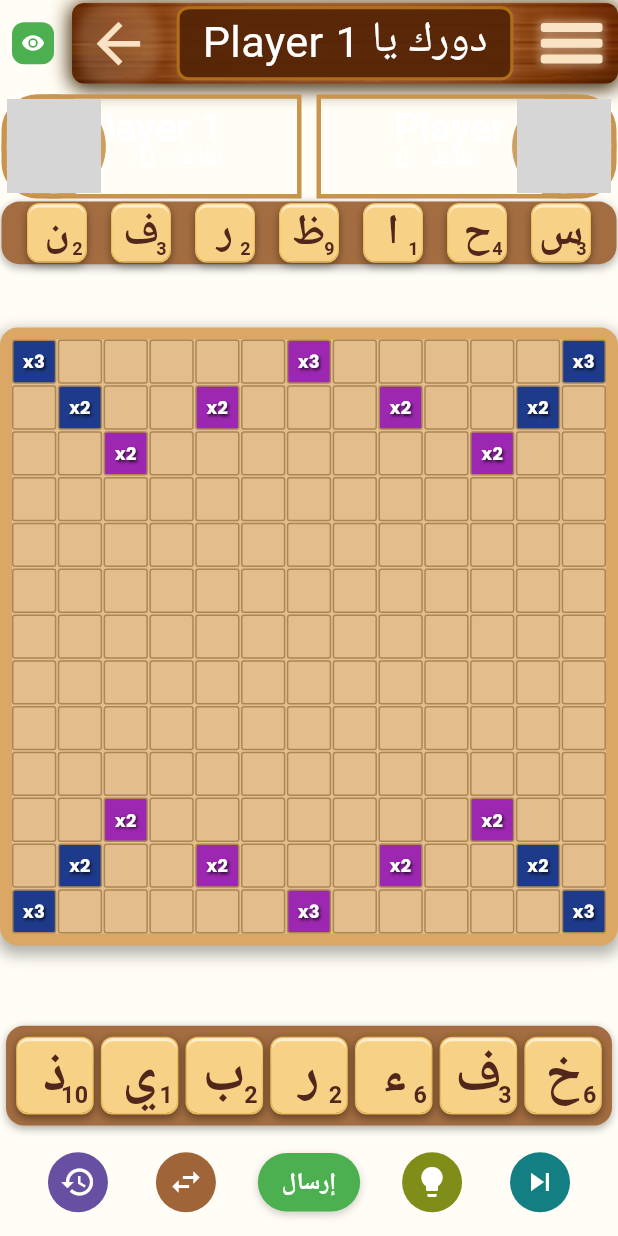
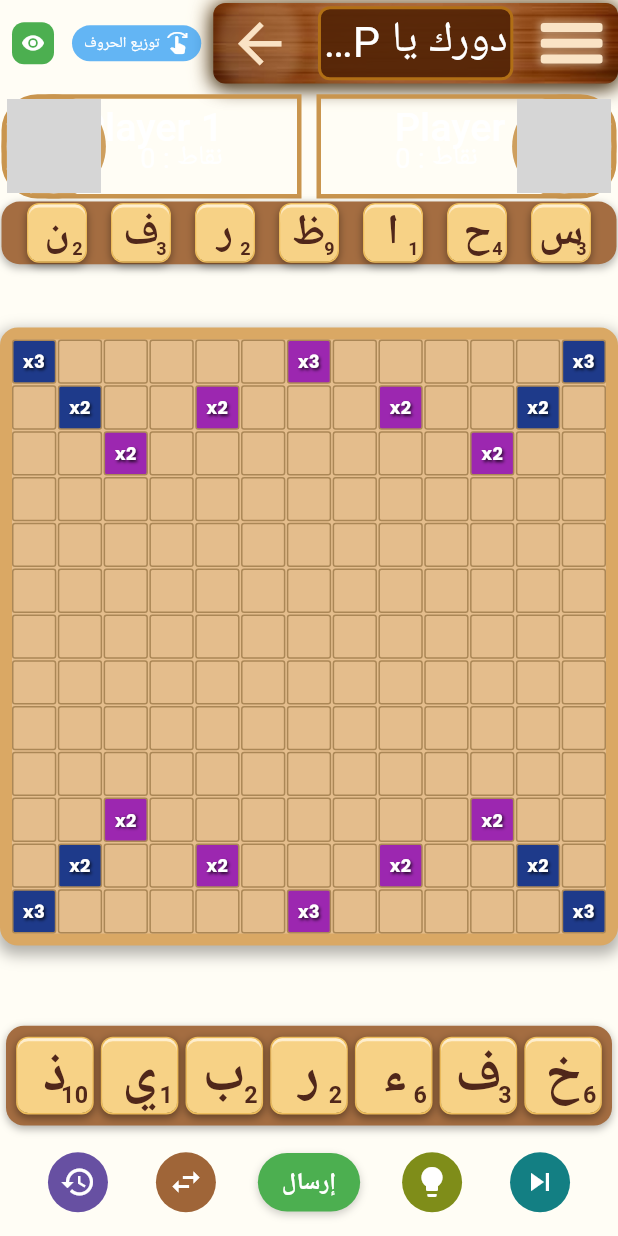
Before and after one commit to Reailiteen/shakelha_mp, a Flutter app: the PassPlayScreen screen opened by its route, after a tap on "ابدأ اللعبة", on a phone screen of 412 x 824 dp. Run offline on Flutter 3.47's test engine with Material 3 defaults, Android fonts, the phone set to English and light mode, and no system bars; our stand-ins replace google_fonts, socket_io_client; network calls fail; Roboto replaces fonts that are missing (Jomhuria); grey boxes are pictures that could not be loaded.

Commit message:
Add letter distribution feature to PassPlayScreen and expose all tiles in LetterDistribution model

```diff
--- a/lib/models/letterDistribution.dart
+++ b/lib/models/letterDistribution.dart
@@ -121,6 +121,9 @@ class LetterDistribution {
   /// Returns a copy of the current tile bag (for display purposes)
   List<Tile> get tileBag => List.unmodifiable(_tileBag);
 
+  /// Returns a copy of all tiles in the distribution (for display purposes)
+  List<Tile> get allTiles => List.unmodifiable(_allTiles);
+
   /// Returns the point value for a given letter
   int getLetterValue(String letter) {
     if (letter.isEmpty) return 0;
--- a/lib/screens/pass_play_screen.dart
+++ b/lib/screens/pass_play_screen.dart
@@ -12,6 +12,7 @@ import 'package:shakelha_mp/widgets/enemyUI.dart';
 import 'package:shakelha_mp/widgets/gameBG.dart';
 import 'package:shakelha_mp/widgets/boardUI.dart';
 import 'package:shakelha_mp/models/tile.dart';
+import 'package:shakelha_mp/widgets/letter_distribution_view.dart';
 
 class PassPlayScreen extends StatefulWidget {
   static const routeName = '/new-pass-play';
@@ -206,6 +207,13 @@ class _PassPlayScreenState extends State<PassPlayScreen> {
 
   Widget _buildGameScreenContent(PassPlayProvider passPlayProvider) {
     return SafeArea(
+      child: GestureDetector(
+        onHorizontalDragEnd: (details) {
+          // Detect swipe to the right (positive velocity)
+          if (details.primaryVelocity! > 300) {
+            _showLetterDistribution(context, passPlayProvider);
+          }
+        },
         child: LayoutBuilder(
           builder: (context, constraints) {
             return Column(
@@ -227,6 +235,38 @@ class _PassPlayScreenState extends State<PassPlayScreen> {
                       return Row(
                         children: [
                           Expanded(child: Topbar(currentText: turnLabel)),
+
+                          // Swipe hint for letter distribution
+                          GestureDetector(
+                            onTap: () => _showLetterDistribution(context, passPlay),
+                            child: Container(
+                              margin: const EdgeInsets.only(right: 8),
+                              padding: const EdgeInsets.symmetric(horizontal: 8, vertical: 4),
+                              decoration: BoxDecoration(
+                                color: Colors.blue.withOpacity(0.7),
+                                borderRadius: BorderRadius.circular(12),
+                              ),
+                              child: Row(
+                                mainAxisSize: MainAxisSize.min,
+                                children: [
+                                  const Icon(
+                                    Icons.swipe_right,
+                                    color: Colors.white,
+                                    size: 16,
+                                  ),
+                                  const SizedBox(width: 4),
+                                  Text(
+                                    'توزيع الحروف',
+                                    style: const TextStyle(
+                                      color: Colors.white,
+                                      fontSize: 10,
+                                      fontWeight: FontWeight.w500,
+                                    ),
+                                  ),
+                                ],
+                              ),
+                            ),
+                          ),
 
                           // Word validation toggle and status
                           Container(
@@ -361,7 +401,17 @@ class _PassPlayScreenState extends State<PassPlayScreen> {
             );
           },
         ),
+      ),
     );
+  }
+
+  /// Shows the letter distribution as a modal bottom sheet
+  void _showLetterDistribution(BuildContext context, PassPlayProvider passPlayProvider) {
+    // Get the letter distribution from the room if available
+    final letterDistribution = passPlayProvider.room?.letterDistribution;
+    showDialog(context: context, builder: (context) => LetterDistributionBottomSheet(
+        letterDistribution: letterDistribution,
+      ));
   }
 
   /// Get validation status color based on word states
```
Also changed, not shown: lib/widgets/letter_distribution_view.dart (added, +230 -0 lines). Lines whose indentation alone changed are shown as unchanged.
